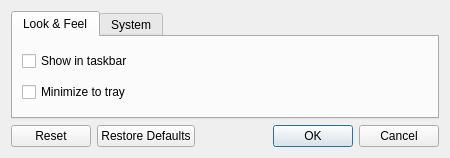
Old version of the form src/ui/settingsdialog.ui in the repository medo64/QText.
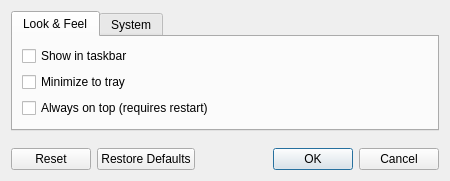
New version of the form.

Commit message: Added Always on top setting

Diff of the .ui file:
```diff
--- a/src/ui/settingsdialog.ui
+++ b/src/ui/settingsdialog.ui
@@ -7,7 +7,7 @@
     <x>0</x>
     <y>0</y>
     <width>450</width>
-    <height>158</height>
+    <height>181</height>
    </rect>
   </property>
   <property name="windowTitle">
@@ -38,6 +38,13 @@
          </property>
         </widget>
        </item>
+       <item>
+        <widget class="QCheckBox" name="checkboxAlwaysOnTop">
+         <property name="text">
+          <string>Always on top (requires restart)</string>
+         </property>
+        </widget>
+       </item>
       </layout>
      </widget>
      <widget class="QWidget" name="tabSystem">
```
The commit also changes 2 other files.
